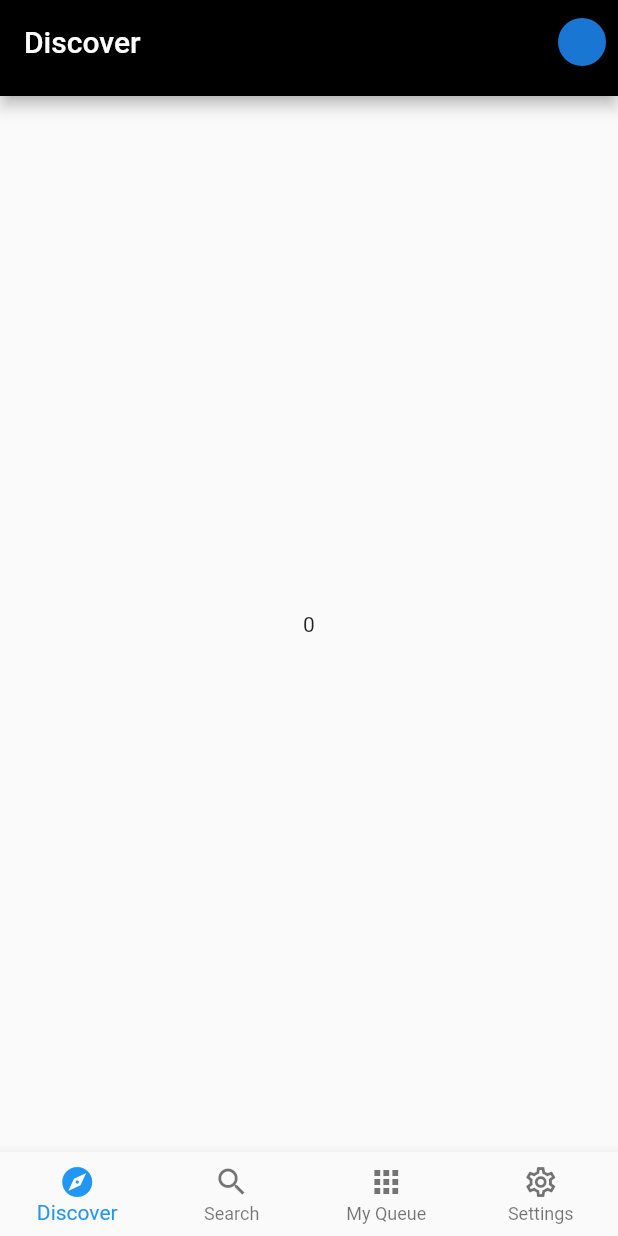
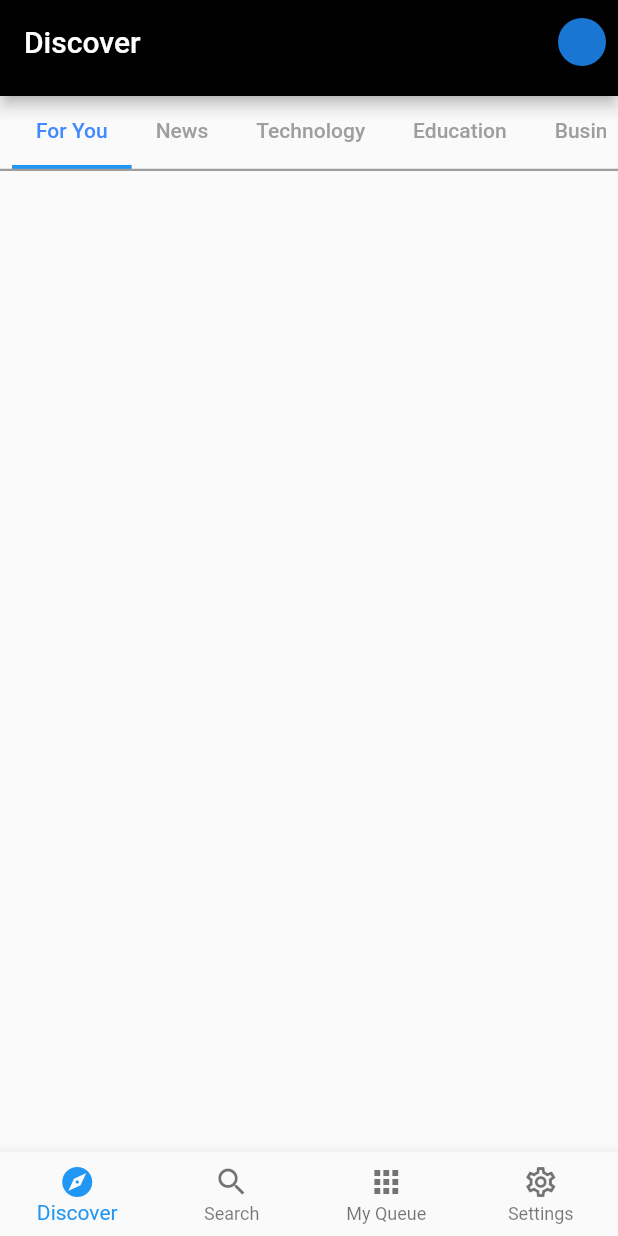
Before and after one commit to JAICHANGPARK/flutter_notebook_18th_story, a Flutter app: the screen it shows after launch, on a phone screen of 412 x 824 dp. Run offline on Flutter 3.47's test engine with Material 2 defaults, Android fonts, the phone set to English and light mode, and no system bars; our stand-ins replace cached_network_image, dotted_border, flutter_lorem, flutter_riverpod, flutter_svg, freezed_annotation and 4 more.

Commit message:
update discover page

```diff
--- a/lib/ep1090_podcast_app/src/ui/pod_discover_screen.dart
+++ b/lib/ep1090_podcast_app/src/ui/pod_discover_screen.dart
@@ -1,2 +1,52 @@
 
 import 'package:flutter/material.dart';
+
+class PodDiscoverScreen extends StatelessWidget {
+  const PodDiscoverScreen({Key? key}) : super(key: key);
+
+  @override
+  Widget build(BuildContext context) {
+    // final _tabController = TabController(length: 5, vsync: this);
+    return DefaultTabController(
+      length: 5,
+      child: Column(
+        children: [
+          Padding(
+            padding: const EdgeInsets.symmetric(horizontal: 8),
+            child: TabBar(
+                labelColor: Colors.blueAccent,
+                unselectedLabelColor: Colors.grey ,
+                indicatorWeight: 4,
+                isScrollable: true,
+                tabs: [
+              Tab(text: "For You"),
+              Tab(text: "News"),
+              Tab(text: "Technology"),
+              Tab(text: "Education"),
+              Tab(text: "Business"),
+            ]),
+          ),
+          Divider(height: 0, thickness: 1.5, color: Colors.grey,),
+          Expanded(child: TabBarView(children: [
+            Container(
+
+            ),
+            Container(
+
+            ),
+            Container(
+
+            ),
+            Container(
+
+            ),
+            Container(
+
+            ),
+          ],)),
+
+        ],
+      ),
+    );
+  }
+}
--- a/lib/ep1090_podcast_app/src/ui/pod_main_page.dart
+++ b/lib/ep1090_podcast_app/src/ui/pod_main_page.dart
@@ -1,5 +1,6 @@
 import 'package:flutter/material.dart';
 import 'package:flutter_notebook_18th_story/ep1090_podcast_app/src/provider/page_index_provider.dart';
+import 'package:flutter_notebook_18th_story/ep1090_podcast_app/src/ui/pod_discover_screen.dart';
 import 'package:flutter_notebook_18th_story/ep1090_podcast_app/src/widgets/app_bar_widget.dart';
 import 'package:flutter_notebook_18th_story/ep1090_podcast_app/src/widgets/bottom_nav_widget.dart';
 import 'package:flutter_riverpod/flutter_riverpod.dart';
@@ -16,9 +17,10 @@ class PodMainPage extends StatelessWidget {
           final idx = ref.watch(pageIndexProvider);
           switch (idx) {
             case 0:
-              return const Center(
-                child: Text("0"),
-              );
+              return PodDiscoverScreen();
+              // return const Center(
+              //   child: Text("0"),
+              // );
             case 1:
               return const Center(
                 child: Text("1"),
```
Also changed, not shown: lib/ep1090_podcast_app/src/provider/tab_control_provider.dart (added, +13 -0 lines).
